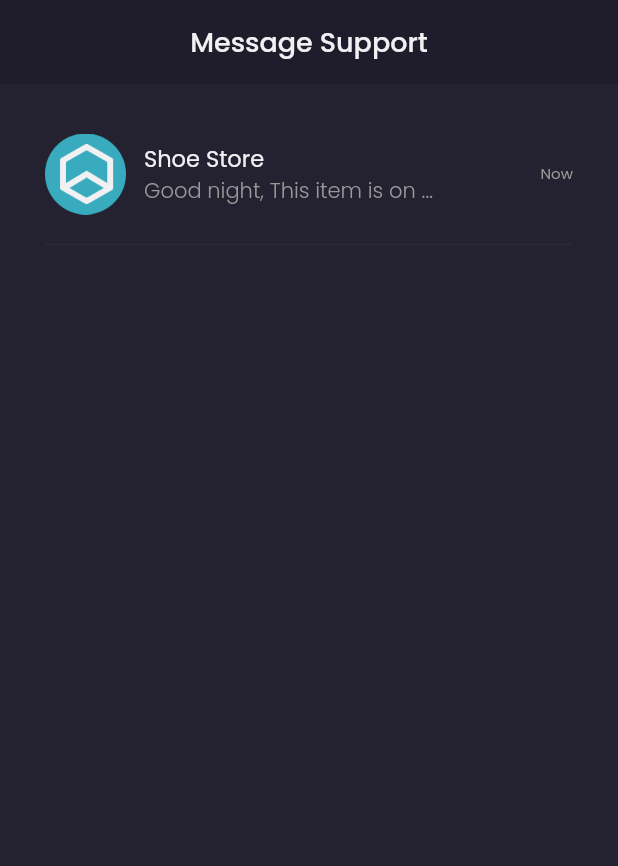
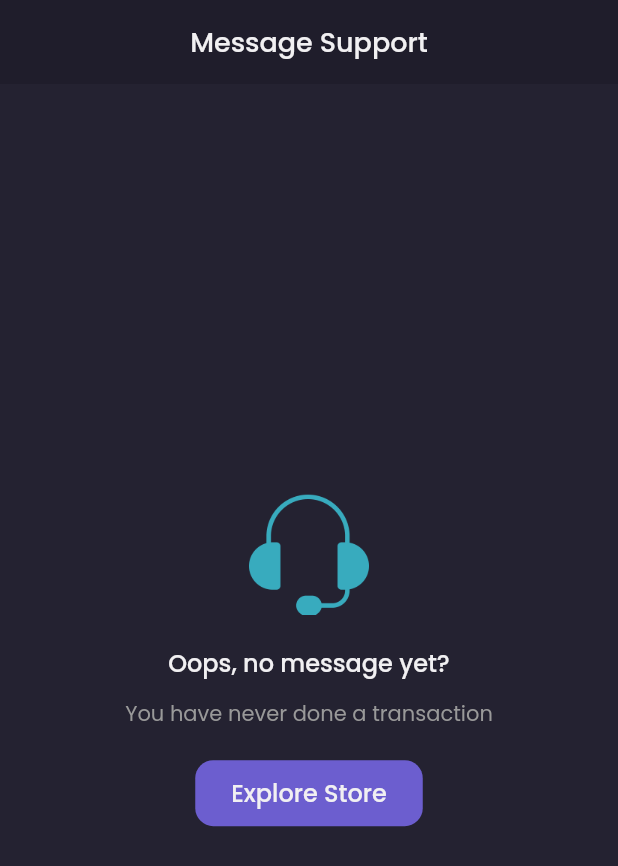
Before and after one commit to daruanugerah/flutter-ecommerce-provider-laravelapi, a Flutter app: the ChatPage widget shown alone on an empty page, opened directly, on a phone screen of 412 x 824 dp. Shown: the top 866 px of the screen. Run offline on Flutter 3.47's test engine with Material 2 defaults, Android fonts, the phone set to English and light mode, and no system bars; our stand-ins replace carousel_slider, cloud_firestore, firebase_core, google_fonts; accounts and stored records are empty; network calls fail.

Commit message:
make chat data dynamic

```diff
--- a/lib/models/message_model.dart
+++ b/lib/models/message_model.dart
@@ -27,7 +27,7 @@ class MessageModel {
     userName = json['userName'];
     userImage = json['userImage'];
     isFromUser = json['isFromUser'];
-    productModel = json['productModel'] == {}
+    productModel = json['productModel'].isEmpty
         ? UninitializedProductModel()
         : ProductModel.fromJson(json['productModel']);
     createdAt = DateTime.parse(json['createdAt']);
--- a/lib/pages/main_page/chat_page.dart
+++ b/lib/pages/main_page/chat_page.dart
@@ -1,10 +1,16 @@
+import 'package:bwa_ecom_prov/models/message_model.dart';
+import 'package:bwa_ecom_prov/providers/auth_provider.dart';
+import 'package:bwa_ecom_prov/services/message_service.dart';
 import 'package:bwa_ecom_prov/theme.dart';
 import 'package:bwa_ecom_prov/widgets/chat_tile.dart';
 import 'package:flutter/material.dart';
+import 'package:provider/provider.dart';
 
 class ChatPage extends StatelessWidget {
   @override
   Widget build(BuildContext context) {
+    AuthProvider authProvider = Provider.of<AuthProvider>(context);
+
     Widget header() {
       return AppBar(
         backgroundColor: backgroundColor1,
@@ -18,22 +24,6 @@ class ChatPage extends StatelessWidget {
         ),
         elevation: 0,
         automaticallyImplyLeading: false,
-      );
-    }
-
-    Widget content() {
-      return Expanded(
-        child: Container(
-            color: backgroundColor3,
-            width: double.infinity,
-            child: ListView(
-              padding: EdgeInsets.symmetric(
-                horizontal: defaultMargin,
-              ),
-              children: [
-                ChatTile(),
-              ],
-            )),
       );
     }
 
@@ -98,6 +88,43 @@ class ChatPage extends StatelessWidget {
       );
     }
 
+    Widget content() {
+      return StreamBuilder<List<MessageModel>>(
+          stream: MessageService()
+              .getMessageByUserId(userId: authProvider.userModel.id),
+          builder: (context, snapshot) {
+            if (snapshot.hasData) {
+              // if you never do chat
+              if (snapshot.data.length == 0) {
+                return emptyChat();
+              }
+
+              // if you after chat
+              return Expanded(
+                child: Container(
+                  color: backgroundColor3,
+                  width: double.infinity,
+                  child: ListView(
+                    padding: EdgeInsets.symmetric(
+                      horizontal: defaultMargin,
+                    ),
+                    children: [
+                      // show last chat
+                      ChatTile(
+                        snapshot.data[snapshot.data.length - 1],
+                      ),
+                    ],
+                  ),
+                ),
+              );
+            } else {
+              return Center(
+                child: emptyChat(),
+              );
+            }
+          });
+    }
+
     return Column(
       children: [
         header(),
--- a/lib/services/message_service.dart
+++ b/lib/services/message_service.dart
@@ -1,9 +1,39 @@
+import 'package:bwa_ecom_prov/models/message_model.dart';
 import 'package:bwa_ecom_prov/models/product_model.dart';
 import 'package:bwa_ecom_prov/models/user_model.dart';
 import 'package:cloud_firestore/cloud_firestore.dart';
 
 class MessageService {
   FirebaseFirestore firestore = FirebaseFirestore.instance;
+
+  Stream<List<MessageModel>> getMessageByUserId({int userId}) {
+    try {
+      return firestore
+          .collection('messages')
+          .where('userId', isEqualTo: userId)
+          .snapshots()
+          .map(
+        (QuerySnapshot list) {
+          var result = list.docs.map<MessageModel>(
+            (DocumentSnapshot message) {
+              print(message.data());
+              return MessageModel.fromJson(message.data());
+            },
+          ).toList();
+
+          // sorting message by latest in down, longest in above
+          result.sort(
+            (MessageModel a, MessageModel b) =>
+                a.createdAt.compareTo(b.createdAt),
+          );
+
+          return result;
+        },
+      );
+    } catch (e) {
+      throw Exception(e);
+    }
+  }
 
   Future<void> addMessage(
       {UserModel userModel,
@@ -16,7 +46,7 @@ class MessageService {
         'userId': userModel.id,
         'userName': userModel.name,
         'userImage': userModel.profilePhotoUrl,
-        'isFromUser': true,
+        'isFromUser': isFromUser,
         'productModel': productModel is UninitializedProductModel
             ? {}
             : productModel.toJson(),
@@ -25,7 +55,6 @@ class MessageService {
       }).then((value) => print('Message has been successfully send!'));
     } catch (e) {
       throw Exception('Message send failed!');
-
     }
   }
 }
--- a/lib/widgets/chat_tile.dart
+++ b/lib/widgets/chat_tile.dart
@@ -1,9 +1,14 @@
+import 'package:bwa_ecom_prov/models/message_model.dart';
 import 'package:bwa_ecom_prov/models/product_model.dart';
 import 'package:bwa_ecom_prov/pages/detail_chat_page.dart';
 import 'package:bwa_ecom_prov/theme.dart';
 import 'package:flutter/material.dart';
 
 class ChatTile extends StatelessWidget {
+  final MessageModel messageModel;
+
+  ChatTile(this.messageModel);
+
   @override
   Widget build(BuildContext context) {
     return GestureDetector(
@@ -43,7 +48,7 @@ class ChatTile extends StatelessWidget {
                         ),
                       ),
                       Text(
-                        'Good night, This item is on ...',
+                        messageModel.message,
                         style: secondaryTextStyle.copyWith(
                           fontWeight: light,
                         ),
```
Also changed, not shown: lib/pages/detail_chat_page.dart (+46 -12 lines), lib/widgets/chat_buble.dart (+10 -7 lines).
